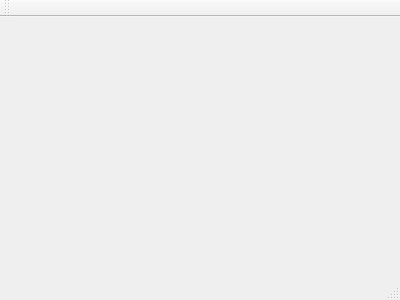
Above: mainwindow.ui from marvin5300/general-purpose-control before the change. Below: the same form after it.
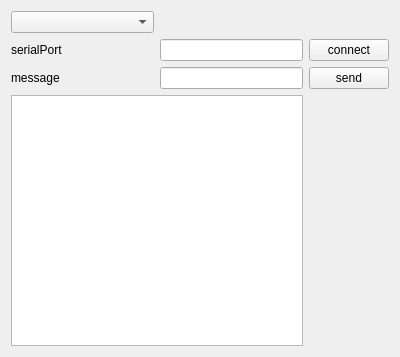
That is the form after the change.

Commit message:
basic serial connection working now.
Goal is set to be a very versatile program that can handle multiple different devices at once and combine measurements between them.

The edit to the form file:
```diff
--- a/mainwindow.ui
+++ b/mainwindow.ui
@@ -1,24 +1,74 @@
 <ui version="4.0">
  <class>MainWindow</class>
- <widget class="QMainWindow" name="MainWindow" >
-  <property name="geometry" >
+ <widget class="QMainWindow" name="MainWindow">
+  <property name="geometry">
    <rect>
     <x>0</x>
     <y>0</y>
     <width>400</width>
-    <height>300</height>
+    <height>357</height>
    </rect>
   </property>
   <property name="windowTitle" >
    <string>MainWindow</string>
   </property>
-  <widget class="QMenuBar" name="menuBar" />
-  <widget class="QToolBar" name="mainToolBar" />
-  <widget class="QWidget" name="centralWidget" />
-  <widget class="QStatusBar" name="statusBar" />
+  <widget class="QWidget" name="centralWidget">
+   <layout class="QGridLayout" name="gridLayout">
+    <item row="1" column="1">
+     <widget class="QLineEdit" name="portNameEdit"/>
+    </item>
+    <item row="3" column="0" colspan="2">
+     <widget class="QPlainTextEdit" name="outputTextEdit">
+      <property name="readOnly">
+       <bool>true</bool>
+      </property>
+     </widget>
+    </item>
+    <item row="2" column="2">
+     <widget class="QPushButton" name="sendButton">
+      <property name="text">
+       <string>send</string>
+      </property>
+     </widget>
+    </item>
+    <item row="1" column="2">
+     <widget class="QPushButton" name="connectButton">
+      <property name="text">
+       <string>connect</string>
+      </property>
+     </widget>
+    </item>
+    <item row="2" column="0">
+     <widget class="QLabel" name="label_2">
+      <property name="text">
+       <string>message</string>
+      </property>
+     </widget>
+    </item>
+    <item row="2" column="1">
+     <widget class="QLineEdit" name="SCPImessageEdit"/>
+    </item>
+    <item row="1" column="0">
+     <widget class="QLabel" name="label">
+      <property name="text">
+       <string>serialPort</string>
+      </property>
+     </widget>
+    </item>
+    <item row="0" column="0">
+     <widget class="QComboBox" name="deviceSelectBox">
+      <property name="sizePolicy">
+       <sizepolicy hsizetype="MinimumExpanding" vsizetype="Fixed">
+        <horstretch>0</horstretch>
+        <verstretch>0</verstretch>
+       </sizepolicy>
+      </property>
+     </widget>
+    </item>
+   </layout>
+  </widget>
  </widget>
- <layoutDefault spacing="6" margin="11" />
- <pixmapfunction></pixmapfunction>
+ <layoutdefault spacing="6" margin="11"/>
  <resources/>
  <connections/>
 </ui>
```
Left out of the diff: 3 changed lines with no effect on the pictures. The commit also changes 10 other files.
